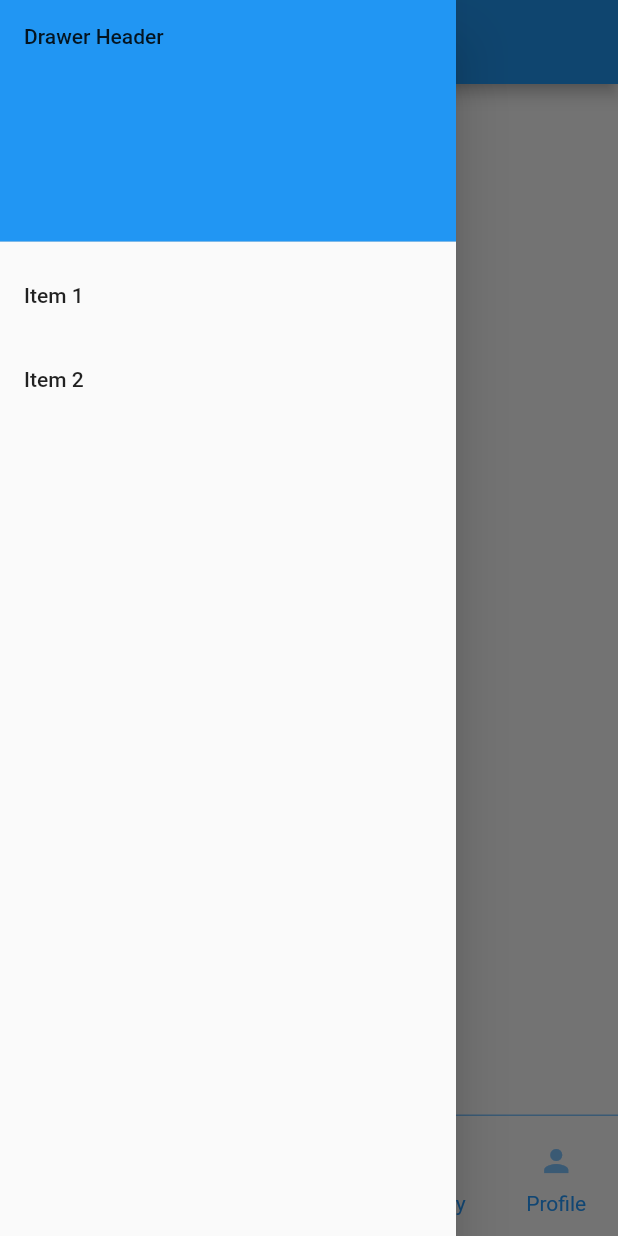
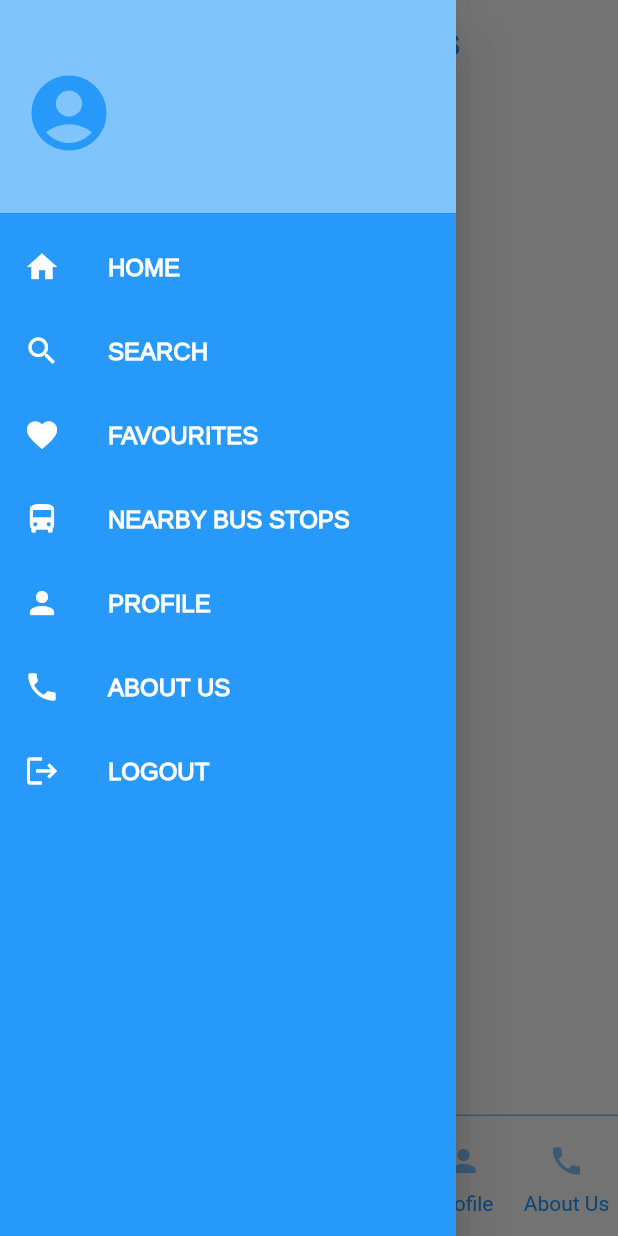
Before and after one commit to redanjir/khaliq_bus, a Flutter app: the NearbyPage screen opened directly, with the side drawer open, on a phone screen of 412 x 824 dp. Run offline on Flutter 3.47's test engine with Material 2 defaults, Android fonts, the phone set to English and light mode, and no system bars; our stand-ins replace firebase_auth, firebase_core, fluttertoast, get; accounts and stored records are empty; network calls fail.

Commit message:
Finished the drawer

```diff
--- /dev/null
+++ b/lib/components/BlueDrawer.dart
@@ -0,0 +1,105 @@
+// ignore_for_file: file_names
+
+import 'package:firebase_auth/firebase_auth.dart';
+import 'package:flutter/material.dart';
+import 'package:get/get.dart';
+import 'package:khaliq_bus/controllers/NavigationController.dart';
+import 'package:khaliq_bus/screens/AboutusPage.dart';
+import 'package:khaliq_bus/screens/FavouritesPage.dart';
+import 'package:khaliq_bus/screens/HomePage.dart';
+import 'package:khaliq_bus/screens/LoginPage.dart';
+import 'package:khaliq_bus/screens/NearbyPage.dart';
+import 'package:khaliq_bus/screens/ProfilePage.dart';
+import 'package:khaliq_bus/screens/SearchPage.dart';
+import 'package:khaliq_bus/services/firebaseauth_service.dart';
+import 'package:khaliq_bus/style.dart';
+
+class BlueDrawer extends StatelessWidget {
+  BlueDrawer({super.key});
+  final navController = Get.find<NavigationController>();
+  //Get the current user
+  final User? user = FirebaseAuth.instance.currentUser;
+
+  @override
+  Widget build(BuildContext context) {
+    return Drawer(
+       backgroundColor: darkblue,
+       child: ListView(
+        padding: EdgeInsets.zero,
+        children: [
+           SizedBox(
+             height: 150,
+             child: DrawerHeader(
+              decoration: const BoxDecoration(
+                color: blue,
+              ),
+              child: Row(
+                children: [
+                  const Icon(Icons.account_circle, size: 60, color: darkblue,),
+                  const SizedBox(width: 20,),
+                  Text('${user != null?  user!.email : null}', style: DrawerHeaderTextStyle,),
+                ],
+              )
+                     ),
+           ),
+          ListTile(
+            leading: const Icon(Icons.home, color: white,),
+            title: const Text('HOME', style: ButtonTextStyle,),
+            onTap: () {
+              navController.selectedIndex.value = 0;
+              Get.to(() => const HomePage(), transition: Transition.noTransition);
+            },
+          ),
+          ListTile(
+            leading: const Icon(Icons.search, color: white,),
+            title: const Text('SEARCH', style: ButtonTextStyle,),
+            onTap: () {
+              navController.selectedIndex.value = 1;
+              Get.to(() => const SearchPage(), transition: Transition.noTransition);
+            },
+          ),
+          ListTile(
+            leading: const Icon(Icons.favorite, color: white,),
+            title: const Text('FAVOURITES', style: ButtonTextStyle,),
+            onTap: () {
+              navController.selectedIndex.value = 2;
+              Get.to(() => const FavouritesPage(), transition: Transition.noTransition);
+            },
+          ),
+          ListTile(
+            leading: const Icon(Icons.directions_bus, color: white,),
+            title: const Text('NEARBY BUS STOPS', style: ButtonTextStyle,),
+            onTap: () {
+              navController.selectedIndex.value = 3;
+              Get.to(() => const NearbyPage(), transition: Transition.noTransition);
+            },
+          ),
+          ListTile(
+            leading: const Icon(Icons.person, color: white,),
+            title: const Text('PROFILE', style: ButtonTextStyle,),
+            onTap: () {
+              navController.selectedIndex.value = 4;
+              Get.to(() => const ProfilePage(), transition: Transition.noTransition);
+            },
+          ),
+          ListTile(
+            leading: const Icon(Icons.phone, color: white,),
+            title: const Text('ABOUT US', style: ButtonTextStyle,),
+            onTap: () {
+              navController.selectedIndex.value = 5;
+              Get.to(() => const AboutusPage(), transition: Transition.noTransition);
+            },
+          ),
+          ListTile(
+            leading: const Icon(Icons.logout, color: white,),
+            title: const Text('LOGOUT', style: ButtonTextStyle,),
+            onTap: () {
+              FirebaseAuthService().signOut();
+              Get.offAll(() => const LoginPage(), transition: Transition.noTransition);
+            },
+          ),
+        ],
+      ),
+    );
+  }
+}
--- a/lib/components/NavigationBar.dart
+++ b/lib/components/NavigationBar.dart
@@ -29,7 +29,7 @@ class AppNavigationBar extends StatelessWidget {
             elevation: 0,
             onDestinationSelected: (index){
               navController.selectedIndex.value = index;
-              Get.to(navController.screens[navController.selectedIndex.value], transition: Transition.noTransition);
+              Get.offAll(navController.screens[navController.selectedIndex.value], transition: Transition.noTransition);
             },
             destinations:  [
               NavigationDestination(
@@ -47,6 +47,9 @@ class AppNavigationBar extends StatelessWidget {
               NavigationDestination(
                icon: Icon(Icons.person,
                color: navController.selectedIndex.value == 4 ? darkblue : blue ,), label: 'Profile'),
+              NavigationDestination(
+               icon: Icon(Icons.phone,
+               color: navController.selectedIndex.value == 5 ? darkblue : blue ,), label: 'About Us'),
             ],
           ),
         ),
--- a/lib/controllers/NavigationController.dart
+++ b/lib/controllers/NavigationController.dart
@@ -1,4 +1,7 @@
+// ignore_for_file: file_names
+
 import 'package:get/get.dart';
+import 'package:khaliq_bus/screens/AboutusPage.dart';
 import 'package:khaliq_bus/screens/FavouritesPage.dart';
 import 'package:khaliq_bus/screens/NearbyPage.dart';
 import 'package:khaliq_bus/screens/ProfilePage.dart';
@@ -8,5 +11,5 @@ import '../screens/HomePage.dart';
 class NavigationController extends GetxController{
   final Rx<int> selectedIndex = 0.obs;
 
-  final screens = [const HomePage(), const SearchPage(), const FavouritesPage(), const NearbyPage(), const ProfilePage()];
+  final screens = [const HomePage(), const SearchPage(), const FavouritesPage(), const NearbyPage(), const ProfilePage(), const AboutusPage()];
 }
--- a/lib/main.dart
+++ b/lib/main.dart
@@ -1,3 +1,4 @@
+import 'package:firebase_auth/firebase_auth.dart';
 import 'package:flutter/material.dart';
 import 'package:firebase_core/firebase_core.dart';
 import 'package:khaliq_bus/controllers/NavigationController.dart';
@@ -33,7 +34,8 @@ class MyApp extends StatelessWidget {
       title: 'Khaliq Bus',
       debugShowCheckedModeBanner: false,
       theme: ThemeData(primarySwatch: Colors.blue),
-      home: const WelcomePage(),
+      //Check if user is logged in
+      home: FirebaseAuth.instance.currentUser != null ? const HomePage() : const WelcomePage(),
       getPages: [
         GetPage(name: '/welcome', page: () => const WelcomePage()),
         GetPage(name: '/home', page: () => const HomePage()),
--- a/lib/screens/HomePage.dart
+++ b/lib/screens/HomePage.dart
@@ -1,6 +1,6 @@
 // ignore_for_file: file_names
-
 import 'package:flutter/material.dart';
+import 'package:khaliq_bus/components/BlueDrawer.dart';
 import 'package:khaliq_bus/components/NavigationBar.dart';
 import 'package:khaliq_bus/style.dart';
 
@@ -12,6 +12,8 @@ class HomePage extends StatefulWidget {
 }
 
 class _HomePageState extends State<HomePage> {
+
+
 
   @override
   Widget build(BuildContext context) {
@@ -34,32 +36,9 @@ class _HomePageState extends State<HomePage> {
           elevation: 0,
           backgroundColor: Colors.transparent,
         ),
-        drawer: Drawer(
-           child: ListView(
-            padding: EdgeInsets.zero,
-            children: [
-              const DrawerHeader(
-                decoration: BoxDecoration(
-                  color: Colors.blue,
-                ),
-                child: Text('Drawer Header'),
-              ),
-              ListTile(
-                title: const Text('Item 1'),
-                onTap: () {
-                },
-              ),
-              ListTile(
-                title: const Text('Item 2'),
-                onTap: () {
-                },
-              ),
-            ],
-          ),
-        ),
+        drawer: BlueDrawer(),
         bottomNavigationBar: const AppNavigationBar(),
         body: const Text('Home'),
-
       ),
     );
   }
--- a/lib/screens/NearbyPage.dart
+++ b/lib/screens/NearbyPage.dart
@@ -1,47 +1,37 @@
+// ignore_for_file: file_names
+
 import 'package:flutter/material.dart';
+import 'package:khaliq_bus/components/BlueDrawer.dart';
 import 'package:khaliq_bus/components/NavigationBar.dart';
+import 'package:khaliq_bus/style.dart';
 
 class NearbyPage extends StatelessWidget {
   const NearbyPage({super.key});
 
   @override
   Widget build(BuildContext context) {
-    return SafeArea(
+return SafeArea(
       child: Scaffold(
         appBar: AppBar(
-          title: const Text('Near by bus'),
+          centerTitle: true,
+          title: const Text('Nearby Bus Stops', style: AppBarTextStyle,),
           automaticallyImplyLeading: false,
+          leading: Builder(
+            builder: (context) {
+              return IconButton(
+                icon: const Icon(Icons.menu, color: darkblue,),
+                onPressed: () {
+                  Scaffold.of(context).openDrawer();
+                },
+              );
+            },
+          ),
+          elevation: 0,
+          backgroundColor: Colors.transparent,
         ),
-        drawer: Drawer(
-           child: ListView(
-            // Important: Remove any padding from the ListView.
-            padding: EdgeInsets.zero,
-            children: [
-              const DrawerHeader(
-                decoration: BoxDecoration(
-                  color: Colors.blue,
-                ),
-                child: Text('Drawer Header'),
-              ),
-              ListTile(
-                title: const Text('Item 1'),
-                onTap: () {
-                  // Update the state of the app.
-                  // ...
-                },
-              ),
-              ListTile(
-                title: const Text('Item 2'),
-                onTap: () {
-                  // Update the state of the app.
-                  // ...
-                },
-              ),
-            ],
-          ),
-        ),
+        drawer: BlueDrawer(),
         bottomNavigationBar: const AppNavigationBar(),
-        body: Text('Near by bus'),
+        body: const Text('Home'),
       ),
     );
   }
--- a/pubspec.yaml
+++ b/pubspec.yaml
@@ -42,7 +42,7 @@ dependencies:
   get: ^4.6.5
   http:
   google_fonts:
-  iconsax:
+  shared_preferences:
 
 dev_dependencies:
   flutter_test:
```
Also changed, not shown: lib/screens/AboutusPage.dart (+23 -2 lines), lib/screens/FavouritesPage.dart (+21 -3 lines), lib/screens/ProfilePage.dart (+24 -3 lines), lib/screens/SearchPage.dart (+21 -3 lines), lib/style.dart (+4 -17 lines), pubspec.lock.
